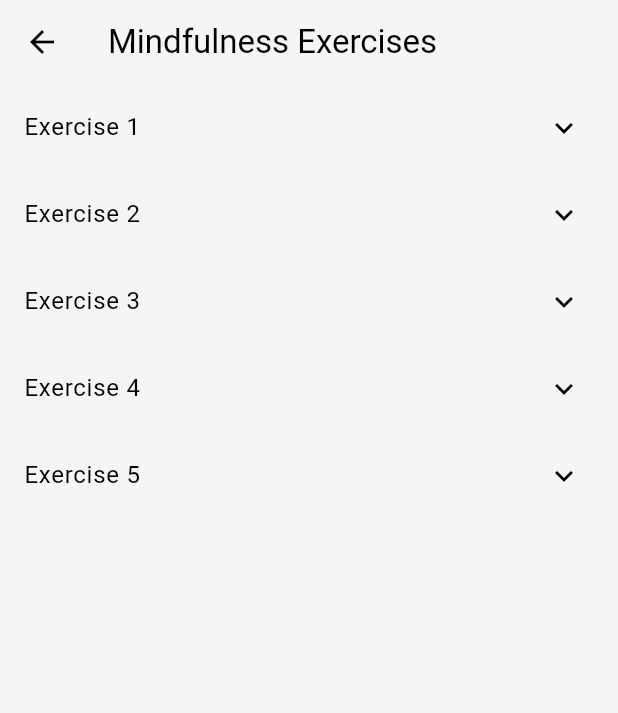
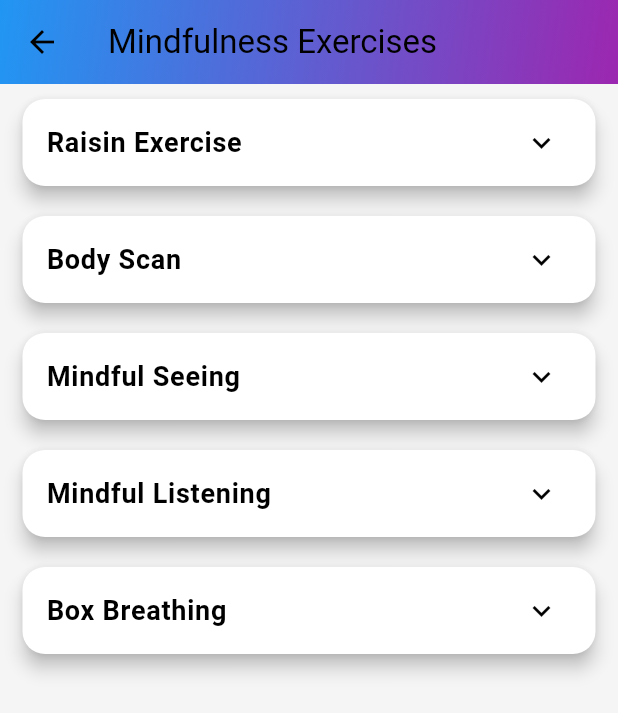
Before and after one commit to Z34Chewy/Project1mob, a Flutter app: the MindfulnessExercisesPage screen opened directly, on a phone screen of 412 x 824 dp. Shown: the top 713 px of the screen. Run offline on Flutter 3.47's test engine with Material 3 defaults, Android fonts, the phone set to English and light mode, and no system bars.

Commit message:
Update mindfulness_exercises.dart

```diff
--- a/stressreduction/lib/mindfulness_exercises.dart
+++ b/stressreduction/lib/mindfulness_exercises.dart
@@ -4,65 +4,64 @@ import 'package:url_launcher/url_launcher.dart';
 class MindfulnessExercisesPage extends StatelessWidget {
   final List<Exercise> exercises = [
     Exercise(
-      name: 'Exercise 1',
+        name: 'Raisin Exercise',
         instructions: [
-        'Find a quiet place to sit.',
-        'Close your eyes and take deep breaths.',
-        'Focus on your breathing.',
-        'If your mind wanders, gently bring it back.',
-        'Continue for 5-10 minutes.'
+          'Find a Raisin and pretend you’ve never seen it before',
+          'Analyze all it’s details',
+          'Take in it’s scent',
+          'Describe how it feels',
+          'Examine it’s taste'
         ],
-      funFact: 'Did you know? Deep breathing can lower stress hormones in your body.',
-      youtubeLink: 'https://www.youtube.com/watch?v=inpok4MKVLM'
-    ),
+        funFact:
+            'You are unlikely to be consuming energy, time, or attention worrying or ruminating about other aspects of your life if you are concentrating on a raisin',
+        youtubeLink: 'https://youtu.be/1umGZ8S8tHo?si=b2sh2mYG7jLjKDfS'),
     Exercise(
-      name: 'Exercise 2',
+        name: 'Body Scan',
         instructions: [
-        'Find a comfortable position.',
-        'Close your eyes and scan your body.',
-        'Notice any tension and release it.',
-        'Breathe deeply and slowly.',
-        'Continue for 5-10 minutes.'
+          'Find a comfortable position',
+          'Close your eyes and scan your body',
+          'Notice any tension and release it',
+          'Breathe deeply and slowly',
+          'Continue for 5-10 minutes'
         ],
-      funFact: 'Fun Fact: Body scan meditation can help improve sleep quality.',
-      youtubeLink: 'https://www.youtube.com/watch?v=ihO02wUzgkc'
-    ),
+        funFact:
+            'Body Scan can help you feel connected to your physical and emotional self, and even help improve your sleep quality',
+        youtubeLink: 'https://youtu.be/15q-N-_kkrU'),
     Exercise(
-      name: 'Exercise 3',
+        name: 'Mindful Seeing',
         instructions: [
-        'Find a quiet place to sit.',
-        'Close your eyes and take deep breaths.',
-        'Focus on your breathing.',
-        'If your mind wanders, gently bring it back.',
-        'Continue for 5-10 minutes.'
+          'Find a space at a window where there are sights to be seen outside',
+          'Observe everything and avoid labels like "bird"; try to notice colors, patterns, textures, etc',
+          'See the world from the perspective of someone who is unfamiliar with these sights',
+          'Be observant, but not critical - Be aware, but not fixated',
+          'If your mind wanders, gently bring it back'
         ],
-      funFact: 'Did you know? Deep breathing can lower stress hormones in your body.',
-      youtubeLink: 'https://www.youtube.com/watch?v=inpok4MKVLM'
-    ),
+        funFact:
+            'Mindful seeing pushes you to turn outward and engage with the world. It is a practice of being fully present to what is right in front of you',
+        youtubeLink: 'https://www.youtube.com/watch?v=CzRgOY53pWI'),
     Exercise(
-      name: 'Exercise 4',
+        name: 'Mindful Listening',
         instructions: [
-        'Find a quiet place to sit.',
-        'Close your eyes and take deep breaths.',
-        'Focus on your breathing.',
-        'If your mind wanders, gently bring it back.',
-        'Continue for 5-10 minutes.'
+          'Halt whatever you are doing and offer your full attention',
+          'Enjoy a breath as you choose to receive whatever is being communicated to you',
+          'Ask yourself if you really know what they mean and if you don’t, ask for clarification',
+          'Reflect back to them what you heard'
         ],
-      funFact: 'Did you know? Deep breathing can lower stress hormones in your body.',
-      youtubeLink: 'https://www.youtube.com/watch?v=inpok4MKVLM'
-    ),
+        funFact:
+            'Listen without judgment, criticism or interruption. Become aware of the thoughts that bother you, and heal yourself from within',
+        youtubeLink: 'https://www.youtube.com/watch?v=hBV6hJJeEwg'),
     Exercise(
-      name: 'Exercise 5',
+        name: 'Box Breathing',
         instructions: [
-        'Find a quiet place to sit.',
-        'Close your eyes and take deep breaths.',
-        'Focus on your breathing.',
-        'If your mind wanders, gently bring it back.',
-        'Continue for 5-10 minutes.'
+          'Breathe in, counting to four slowly and feel the air enter your lungs',
+          'Hold your breath for 4 seconds',
+          'Slowly exhale through your mouth for 4 seconds',
+          'If your mind wanders, gently bring it back',
+          'Repeat until you feel re-centered'
         ],
-      funFact: 'Did you know? Deep breathing can lower stress hormones in your body.',
-      youtubeLink: 'https://www.youtube.com/watch?v=inpok4MKVLM'
-    ),
+        funFact:
+            'Repeat this exercise as many times as you can. Thirty seconds of deep breathing will help you feel more relaxed and in control',
+        youtubeLink: 'https://www.youtube.com/watch?v=tEmt1Znux58'),
   ];
 
   @override
@@ -76,12 +75,30 @@ class MindfulnessExercisesPage extends StatelessWidget {
             Navigator.pop(context);
           },
         ),
+        flexibleSpace: Container(
+          decoration: BoxDecoration(
+            gradient: LinearGradient(
+              colors: [Colors.blue, Colors.purple],
+              begin: Alignment.topLeft,
+              end: Alignment.bottomRight,
+            ),
+          ),
+        ),
       ),
       body: ListView.builder(
         itemCount: exercises.length,
         itemBuilder: (context, index) {
-          return ExpansionTile(
-            title: Text(exercises[index].name),
+          return Card(
+            shape: RoundedRectangleBorder(
+              borderRadius: BorderRadius.circular(15.0),
+            ),
+            elevation: 5,
+            margin: EdgeInsets.symmetric(vertical: 10, horizontal: 15),
+            child: ExpansionTile(
+              title: Text(
+                exercises[index].name,
+                style: TextStyle(fontSize: 18, fontWeight: FontWeight.bold),
+              ),
               children: <Widget>[
                 Padding(
                   padding: const EdgeInsets.all(16.0),
@@ -90,8 +107,14 @@ class MindfulnessExercisesPage extends StatelessWidget {
                     children: <Widget>[
                       for (var instruction in exercises[index].instructions)
                         ListTile(
-                        leading: Icon(Icons.check_circle),
-                        title: Text(instruction),
+                          leading: CircleAvatar(
+                            backgroundColor: Colors.blue,
+                            child: Text(
+                              '${exercises[index].instructions.indexOf(instruction) + 1}',
+                              style: TextStyle(color: Colors.white),
+                            ),
+                          ),
+                          title: Text(instruction, style: TextStyle(fontSize: 15)),
                         ),
                       SizedBox(height: 10),
                       Text(
@@ -103,7 +126,7 @@ class MindfulnessExercisesPage extends StatelessWidget {
                         onTap: () async {
                           final url = Uri.parse(exercises[index].youtubeLink);
                           if (await canLaunchUrl(url)) {
-                          await launchUrl(url);
+                            await launchUrl(url, mode: LaunchMode.externalApplication);
                           } else {
                             throw 'Could not launch $url';
                           }
@@ -120,6 +143,7 @@ class MindfulnessExercisesPage extends StatelessWidget {
                   ),
                 ),
               ],
+            ),
           );
         },
       ),
@@ -133,5 +157,9 @@ class Exercise {
   final String funFact;
   final String youtubeLink;
 
-  Exercise({required this.name, required this.instructions, required this.funFact, required this.youtubeLink});
+  Exercise(
+      {required this.name,
+      required this.instructions,
+      required this.funFact,
+      required this.youtubeLink});
 }
```
Lines whose indentation alone changed are shown as unchanged.
